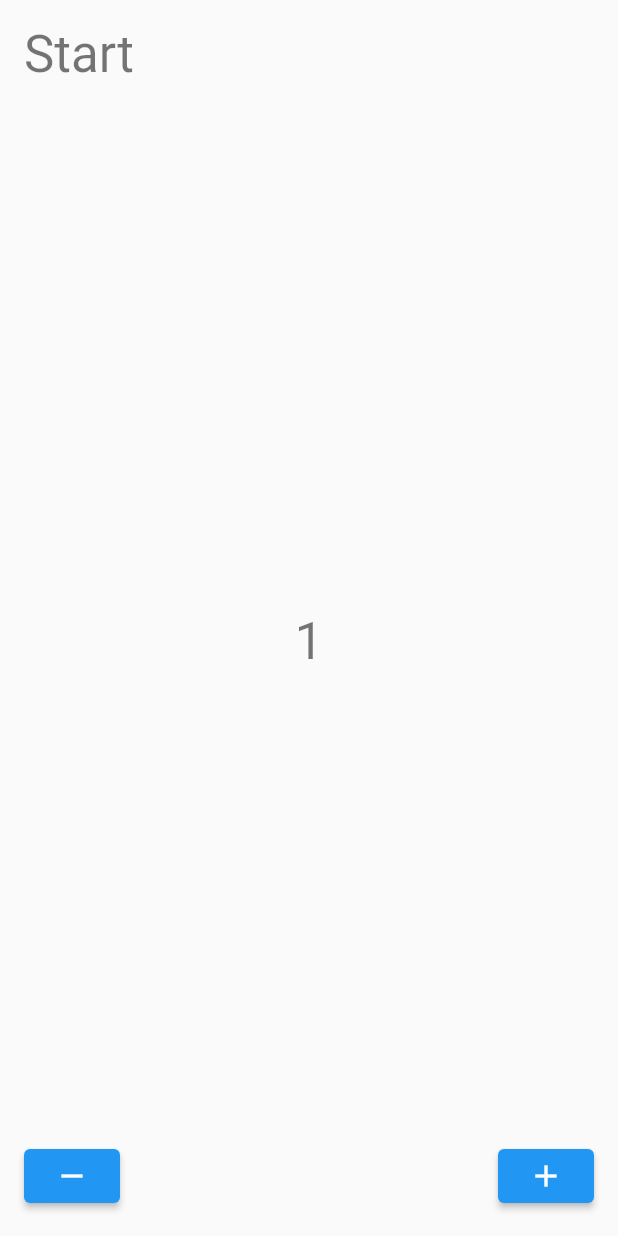
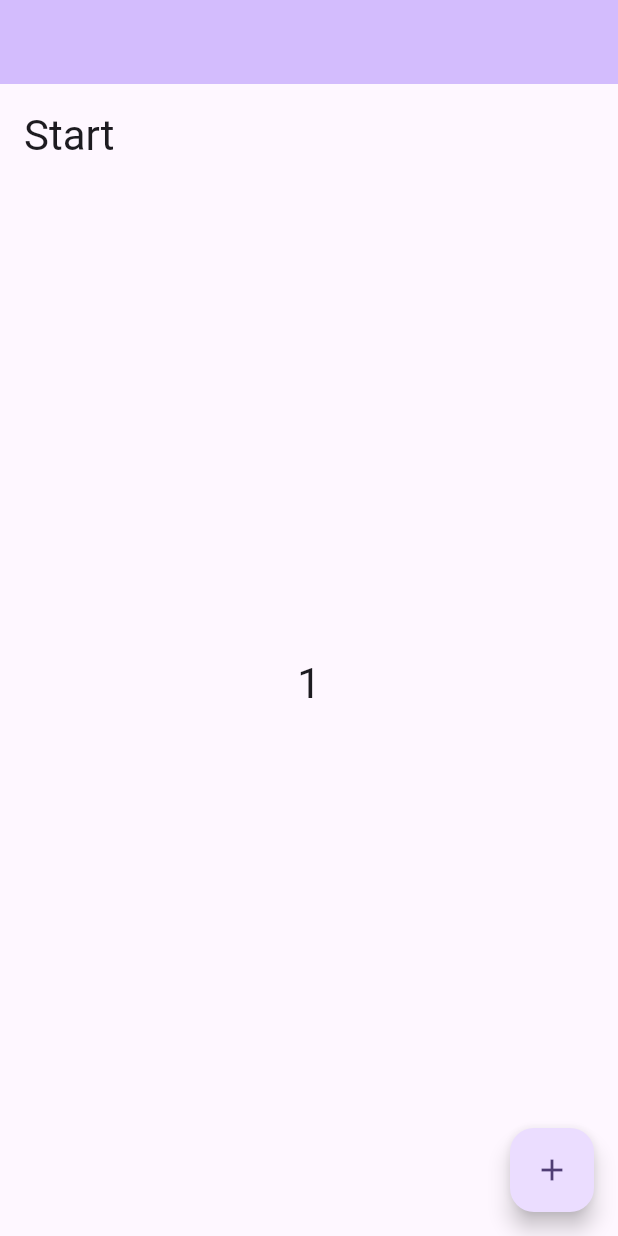
Before and after one commit to petrovyuri/mitap_event_bus, a Flutter app: the screen it shows after launch, after a tap on the "add" icon, on a phone screen of 412 x 824 dp. Run offline on Flutter 3.47's test engine with Material 2 defaults, Android fonts, the phone set to English and light mode, and no system bars; our stand-ins replace equatable, flutter_bloc.

Commit message:
Рефакторинг

```diff
--- a/lib/main.dart
+++ b/lib/main.dart
@@ -9,7 +9,12 @@ EventBus eventBus = EventBus();
 
 void main() {
   Bloc.observer = AppBlocObserver();
-  runApp(const MaterialApp(home: Scaffold(body: App())));
+  runApp(MaterialApp(
+      theme: ThemeData(
+        colorScheme: ColorScheme.fromSeed(seedColor: Colors.deepPurple),
+        useMaterial3: true,
+      ),
+      home: const App()));
 }
 
 class App extends StatelessWidget {
@@ -34,7 +39,15 @@ class App extends StatelessWidget {
 class _CounterScreenView extends StatelessWidget {
   @override
   Widget build(BuildContext context) {
-    return Padding(
+    return Scaffold(
+      floatingActionButton: FloatingActionButton(
+        onPressed: () => context.read<CounterCubit>().increment(),
+        child: const Icon(Icons.add),
+      ),
+      appBar: AppBar(
+        backgroundColor: Theme.of(context).colorScheme.inversePrimary,
+      ),
+      body: Padding(
         padding: const EdgeInsets.all(16),
         child: Stack(
           children: [
@@ -63,25 +76,8 @@ class _CounterScreenView extends StatelessWidget {
                 ],
               ),
             ),
-          Align(
-            alignment: Alignment.bottomRight,
-            child: ElevatedButton(
-              onPressed: () {
-                context.read<CounterCubit>().increment();
-              },
-              child: const Icon(Icons.add),
+          ],
         ),
-          ),
-          Align(
-            alignment: Alignment.bottomLeft,
-            child: ElevatedButton(
-              onPressed: () {
-                context.read<CounterCubit>().decrement();
-              },
-              child: const Icon(Icons.remove),
-            ),
-          ),
-        ],
       ),
     );
   }
```
Lines whose indentation alone changed are shown as unchanged.
